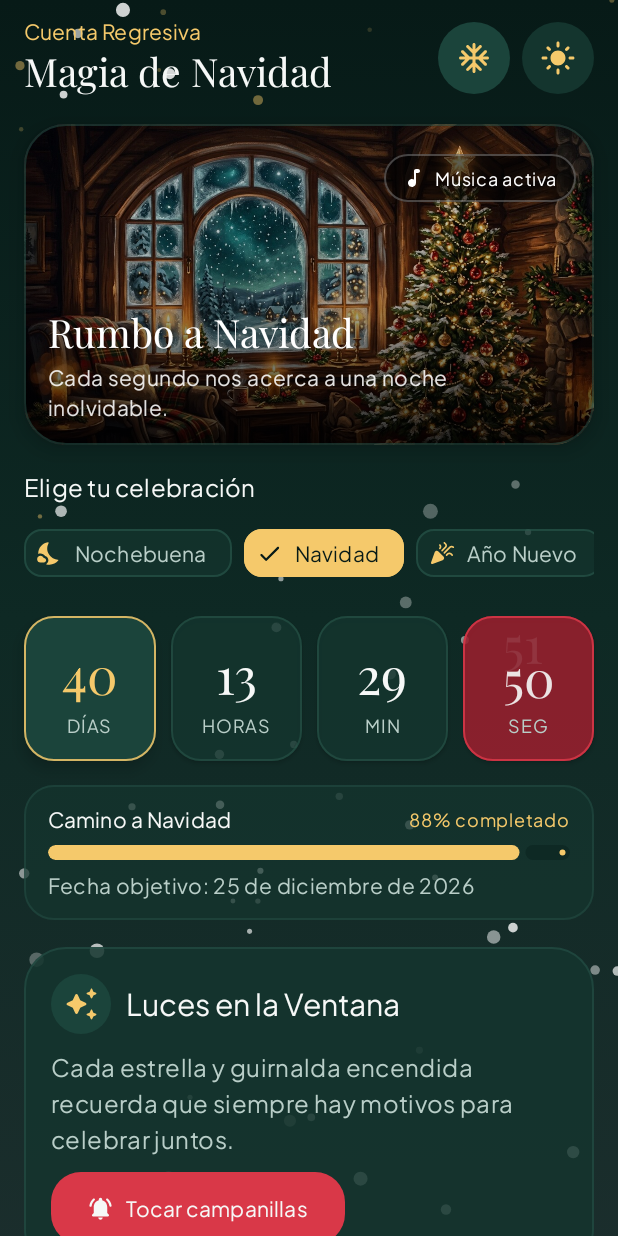
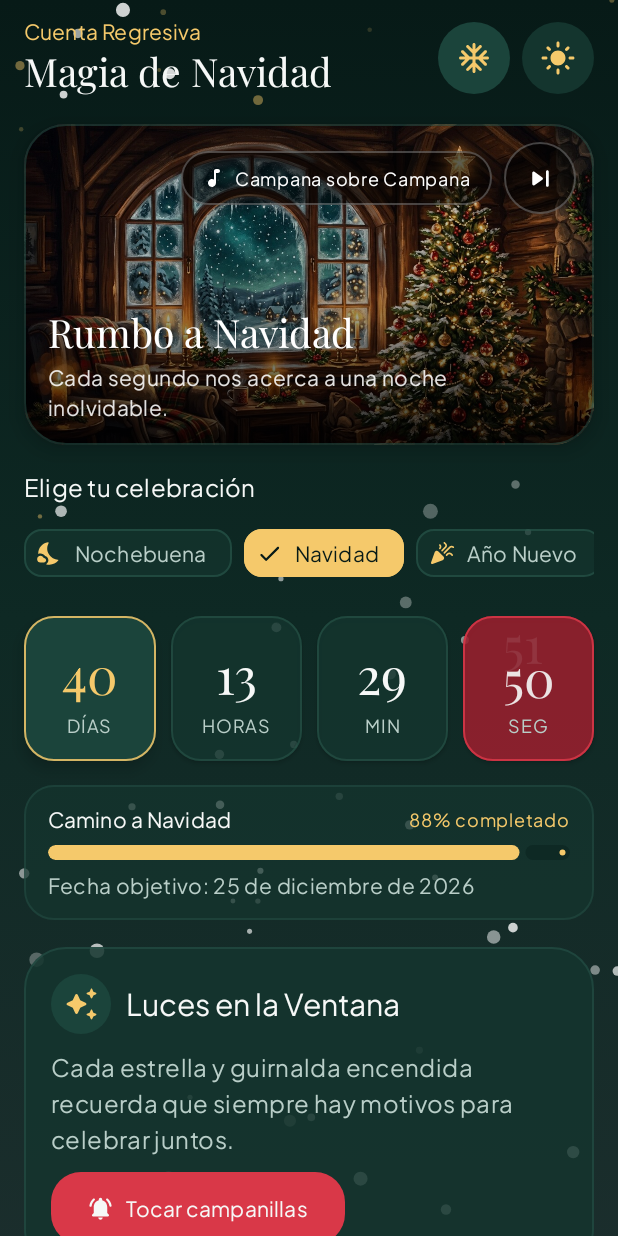
Before and after one commit to Naruto2020-blip/NAVIDAD-, an Android app built with Jetpack Compose: the screen it shows after launch (MainActivity), on a phone screen of 412 x 824 dp. Run offline under Robolectric (Android 15) with nearby library versions, the phone set to English and light mode, and no system bars.

Commit message:
feat: add background music track skipping
Implement song switching functionality to allow users to toggle between available festive tracks.

```diff
--- a/app/src/main/java/com/example/MainActivity.kt
+++ b/app/src/main/java/com/example/MainActivity.kt
@@ -106,6 +106,7 @@ private fun NavidadAppShell(
                     onToggleAmbiance = viewModel::toggleAmbiance,
                     onRingBells = viewModel::ringBells,
                     onToggleMusic = viewModel::toggleMusic,
+                    onNextSong = viewModel::nextSong,
                     modifier = Modifier.widthIn(max = 840.dp),
                 )
             }
--- a/app/src/main/java/com/example/audio/FestiveAudioManager.kt
+++ b/app/src/main/java/com/example/audio/FestiveAudioManager.kt
@@ -5,6 +5,7 @@ import android.media.AudioAttributes
 import android.media.MediaPlayer
 import android.media.SoundPool
 import com.example.R
+import com.example.model.BackgroundSong
 import kotlinx.coroutines.flow.MutableStateFlow
 import kotlinx.coroutines.flow.StateFlow
 import kotlinx.coroutines.flow.asStateFlow
@@ -22,6 +23,9 @@ class FestiveAudioManager(private val context: Context) {
     private var desiredPlaying: Boolean = false
     private var pausedForBackground: Boolean = false
     private val backgroundVolume = 0.72f
+
+    private val _currentSong = MutableStateFlow(BackgroundSong.CAMPANA_SOBRE_CAMPANA)
+    val currentSong: StateFlow<BackgroundSong> = _currentSong.asStateFlow()
 
     private val soundPool: SoundPool? = try {
         SoundPool.Builder()
@@ -56,7 +60,7 @@ class FestiveAudioManager(private val context: Context) {
         pausedForBackground = false
 
         if (mediaPlayer == null && !isPreparing) {
-            initAndPreparePlayer()
+            initAndPreparePlayer(_currentSong.value)
             return
         }
 
@@ -78,15 +82,31 @@ class FestiveAudioManager(private val context: Context) {
         }
     }
 
-    private fun initAndPreparePlayer() {
+    fun nextSong() {
+        val songs = BackgroundSong.entries
+        val nextIndex = (songs.indexOf(_currentSong.value) + 1) % songs.size
+        val next = songs[nextIndex]
+        _currentSong.value = next
+        desiredPlaying = true
+        pausedForBackground = false
+        releasePlayerOnly()
+        initAndPreparePlayer(next)
+    }
+
+    private fun rawResForSong(song: BackgroundSong): Int = when (song) {
+        BackgroundSong.CAMPANA_SOBRE_CAMPANA -> R.raw.carol_campana_sobre_campana
+        BackgroundSong.NOCHE_DE_PAZ -> R.raw.carol_noche_de_paz
+    }
+
+    private fun initAndPreparePlayer(song: BackgroundSong) {
         isPreparing = true
         isPrepared = false
         try {
-            val afd = context.resources.openRawResourceFd(R.raw.carol_noche_de_paz)
+            val afd = context.resources.openRawResourceFd(rawResForSong(song))
             val player = MediaPlayer().apply {
                 setAudioAttributes(audioAttributes)
                 setDataSource(afd.fileDescriptor, afd.startOffset, afd.length)
-                isLooping = true
+                isLooping = false
                 setVolume(backgroundVolume, backgroundVolume)
                 setOnPreparedListener { mp ->
                     isPreparing = false
@@ -98,6 +118,11 @@ class FestiveAudioManager(private val context: Context) {
                         _isPlaying.value = mp.isPlaying
                     } catch (_: Exception) {
                         _isPlaying.value = false
+                    }
+                }
+                setOnCompletionListener {
+                    if (desiredPlaying && !pausedForBackground) {
+                        nextSong()
                     }
                 }
                 setOnErrorListener { _, _, _ ->
@@ -117,6 +142,20 @@ class FestiveAudioManager(private val context: Context) {
             mediaPlayer = null
             _isPlaying.value = false
         }
+    }
+
+    private fun releasePlayerOnly() {
+        isPreparing = false
+        isPrepared = false
+        try {
+            mediaPlayer?.stop()
+        } catch (_: Exception) {
+        }
+        try {
+            mediaPlayer?.release()
+        } catch (_: Exception) {
+        }
+        mediaPlayer = null
     }
 
     fun ringBells() {
@@ -146,17 +185,7 @@ class FestiveAudioManager(private val context: Context) {
     }
 
     fun releaseAll() {
-        isPreparing = false
-        isPrepared = false
-        try {
-            mediaPlayer?.stop()
-        } catch (_: Exception) {
-        }
-        try {
-            mediaPlayer?.release()
-        } catch (_: Exception) {
-        }
-        mediaPlayer = null
+        releasePlayerOnly()
         try {
             soundPool?.release()
         } catch (_: Exception) {
--- a/app/src/main/java/com/example/model/ChristmasModels.kt
+++ b/app/src/main/java/com/example/model/ChristmasModels.kt
@@ -37,6 +37,13 @@ enum class FestiveTarget(
     ),
 }
 
+enum class BackgroundSong(
+    val title: String,
+) {
+    CAMPANA_SOBRE_CAMPANA("Campana sobre Campana"),
+    NOCHE_DE_PAZ("Noche de Paz"),
+}
+
 data class CountdownSnapshot(
     val target: FestiveTarget,
     val days: Long,
--- a/app/src/main/java/com/example/ui/NavidadViewModel.kt
+++ b/app/src/main/java/com/example/ui/NavidadViewModel.kt
@@ -6,6 +6,7 @@ import androidx.lifecycle.viewModelScope
 import com.example.audio.FestiveAudioManager
 import com.example.data.FestivePreferences
 import com.example.data.FestivePreferencesRepository
+import com.example.model.BackgroundSong
 import com.example.model.CountdownSnapshot
 import com.example.model.FestiveCatalog
 import com.example.model.FestiveMessage
@@ -23,6 +24,7 @@ data class NavidadUiState(
     val countdown: CountdownSnapshot,
     val preferences: FestivePreferences,
     val isMusicPlaying: Boolean,
+    val currentSong: BackgroundSong,
     val dailyMessage: FestiveMessage,
     val bellRingCount: Int = 0,
 )
@@ -46,8 +48,9 @@ class NavidadViewModel(application: Application) : AndroidViewModel(application)
         nowMillisFlow,
         preferencesFlow,
         audioManager.isPlaying,
+        audioManager.currentSong,
         bellRingCountFlow,
-    ) { nowMillis, prefs, isPlaying, bellCount ->
+    ) { nowMillis, prefs, isPlaying, currentSong, bellCount ->
         val countdown = computeCountdown(nowMillis, prefs.selectedTarget)
         val dayIndex = ((nowMillis / 86_400_000L) % FestiveCatalog.dailyMessages.size).toInt()
         val message = FestiveCatalog.dailyMessages[dayIndex.coerceAtLeast(0)]
@@ -56,6 +59,7 @@ class NavidadViewModel(application: Application) : AndroidViewModel(application)
             countdown = countdown,
             preferences = prefs,
             isMusicPlaying = isPlaying,
+            currentSong = currentSong,
             dailyMessage = message,
             bellRingCount = bellCount,
         )
@@ -66,12 +70,13 @@ class NavidadViewModel(application: Application) : AndroidViewModel(application)
             countdown = computeCountdown(System.currentTimeMillis(), FestiveTarget.NAVIDAD),
             preferences = FestivePreferences(),
             isMusicPlaying = true,
+            currentSong = BackgroundSong.CAMPANA_SOBRE_CAMPANA,
             dailyMessage = FestiveCatalog.dailyMessages.first(),
         ),
     )
 
     init {
-        // Start single background carol automatically when the app opens
+        // Start festive background music automatically when the app opens
         audioManager.setPlaybackEnabled(true)
 
         // Real-time countdown ticker
@@ -93,6 +98,11 @@ class NavidadViewModel(application: Application) : AndroidViewModel(application)
         val next = !musicEnabledFlow.value
         musicEnabledFlow.value = next
         audioManager.setPlaybackEnabled(next)
+    }
+
+    fun nextSong() {
+        musicEnabledFlow.value = true
+        audioManager.nextSong()
     }
 
     fun toggleSnow() {
--- a/app/src/main/java/com/example/ui/screens/CountdownScreen.kt
+++ b/app/src/main/java/com/example/ui/screens/CountdownScreen.kt
@@ -28,6 +28,7 @@ import androidx.compose.material.icons.rounded.DarkMode
 import androidx.compose.material.icons.rounded.LightMode
 import androidx.compose.material.icons.rounded.MusicNote
 import androidx.compose.material.icons.rounded.NotificationsActive
+import androidx.compose.material.icons.rounded.SkipNext
 import androidx.compose.material3.Button
 import androidx.compose.material3.ButtonDefaults
 import androidx.compose.material3.Card
@@ -38,6 +39,7 @@ import androidx.compose.material3.IconButtonDefaults
 import androidx.compose.material3.MaterialTheme
 import androidx.compose.material3.Surface
 import androidx.compose.material3.Text
+import androidx.compose.material3.minimumInteractiveComponentSize
 import androidx.compose.runtime.Composable
 import androidx.compose.ui.Alignment
 import androidx.compose.ui.Modifier
@@ -63,6 +65,7 @@ fun CountdownScreen(
     onToggleAmbiance: () -> Unit,
     onRingBells: () -> Unit,
     onToggleMusic: () -> Unit,
+    onNextSong: () -> Unit,
     modifier: Modifier = Modifier,
 ) {
     val isPlaying = uiState.isMusicPlaying
@@ -142,8 +145,10 @@ fun CountdownScreen(
         item {
             HeroChristmasBanner(
                 target = uiState.countdown.target,
+                songTitle = uiState.currentSong.title,
                 isPlaying = isPlaying,
                 onToggleMusic = onToggleMusic,
+                onNextSong = onNextSong,
             )
         }
 
@@ -179,8 +184,10 @@ fun CountdownScreen(
 @Composable
 private fun HeroChristmasBanner(
     target: FestiveTarget,
+    songTitle: String,
     isPlaying: Boolean,
     onToggleMusic: () -> Unit,
+    onNextSong: () -> Unit,
 ) {
     Card(
         shape = MaterialTheme.shapes.large,
@@ -214,33 +221,60 @@ private fun HeroChristmasBanner(
                     ),
             )
 
-            // Top-right music pill
+            // Top-right music controls (active song pill + next song button)
+            Row(
+                modifier = Modifier
+                    .align(Alignment.TopEnd)
+                    .padding(12.dp),
+                verticalAlignment = Alignment.CenterVertically,
+                horizontalArrangement = Arrangement.spacedBy(8.dp),
+            ) {
                 Surface(
                     onClick = onToggleMusic,
                     shape = CircleShape,
                     color = Color.Black.copy(alpha = 0.55f),
                     border = BorderStroke(1.dp, Color.White.copy(alpha = 0.25f)),
                     modifier = Modifier
-                    .align(Alignment.TopEnd)
-                    .padding(12.dp)
+                        .minimumInteractiveComponentSize()
                         .testTag("hero_music_pill"),
                 ) {
                     Row(
-                    modifier = Modifier.padding(horizontal = 12.dp, vertical = 8.dp),
+                        modifier = Modifier.padding(horizontal = 14.dp, vertical = 10.dp),
                         verticalAlignment = Alignment.CenterVertically,
                         horizontalArrangement = Arrangement.spacedBy(6.dp),
                     ) {
                         Icon(
                             imageVector = if (isPlaying) Icons.Rounded.MusicNote else Icons.AutoMirrored.Rounded.VolumeOff,
-                        contentDescription = null,
+                            contentDescription = stringResource(R.string.cd_play_pause),
                             tint = Color.White,
                             modifier = Modifier.size(16.dp),
                         )
                         Text(
-                        text = if (isPlaying) "Música activa" else "Música pausada",
+                            text = if (isPlaying) songTitle else "Música pausada",
                             style = MaterialTheme.typography.labelMedium,
                             color = Color.White,
+                            maxLines = 1,
                         )
+                    }
+                }
+
+                Surface(
+                    onClick = onNextSong,
+                    shape = CircleShape,
+                    color = Color.Black.copy(alpha = 0.55f),
+                    border = BorderStroke(1.dp, Color.White.copy(alpha = 0.25f)),
+                    modifier = Modifier
+                        .size(48.dp)
+                        .testTag("hero_next_song_button"),
+                ) {
+                    Box(contentAlignment = Alignment.Center) {
+                        Icon(
+                            imageVector = Icons.Rounded.SkipNext,
+                            contentDescription = stringResource(R.string.cd_next_song),
+                            tint = Color.White,
+                            modifier = Modifier.size(22.dp),
+                        )
+                    }
                 }
             }
 
--- a/app/src/main/res/values/strings.xml
+++ b/app/src/main/res/values/strings.xml
@@ -2,6 +2,7 @@
     <string name="app_name">Navidad</string>
     <string name="cd_hero_banner">Escena navideña junto a la ventana nevada y el árbol iluminado</string>
     <string name="cd_play_pause">Reproducir o pausar música navideña</string>
+    <string name="cd_next_song">Cambiar canción de fondo</string>
     <string name="cd_ring_bells">Tocar campanillas navideñas</string>
     <string name="cd_toggle_snow">Activar o desactivar nieve</string>
     <string name="cd_toggle_theme">Cambiar ambiente visual</string>
```
Also changed, not shown: 3 other files. Lines whose indentation alone changed are shown as unchanged.
